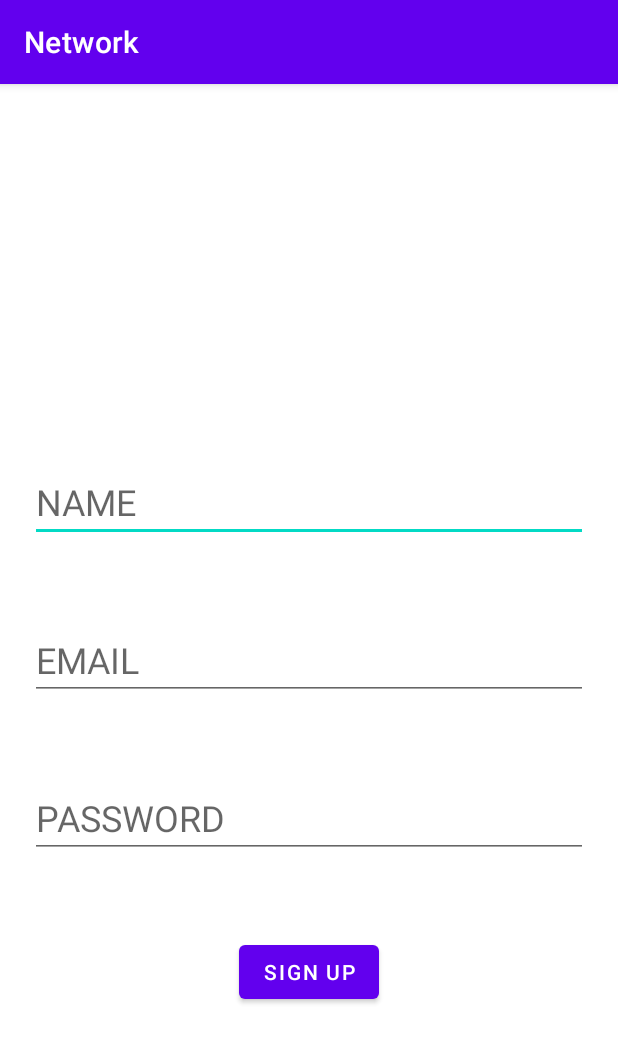
After one commit to MohitAswani/Network, an Android app: the Signup screen opened directly, with no data from a screen before it, on a phone screen of 412 x 824 dp. The commit adds this screen. Shown: the top 1043 px of the screen. Run offline under Robolectric (Android 15) with nearby library versions, the phone set to English and light mode, and no system bars.

Commit message:
Adding code

```diff
--- a/app/src/main/AndroidManifest.xml
+++ b/app/src/main/AndroidManifest.xml
@@ -10,6 +10,12 @@
         android:supportsRtl="true"
         android:theme="@style/Theme.Network">
         <activity
+            android:name=".Signup"
+            android:exported="false" />
+        <activity
+            android:name=".Login"
+            android:exported="false" />
+        <activity
             android:name=".MainActivity"
             android:exported="true">
             <intent-filter>
--- /dev/null
+++ b/app/src/main/java/com/example/network/Signup.kt
@@ -0,0 +1,11 @@
+package com.example.network
+
+import androidx.appcompat.app.AppCompatActivity
+import android.os.Bundle
+
+class Signup : AppCompatActivity() {
+    override fun onCreate(savedInstanceState: Bundle?) {
+        super.onCreate(savedInstanceState)
+        setContentView(R.layout.activity_signup)
+    }
+}
--- /dev/null
+++ b/app/src/main/res/layout/activity_signup.xml
@@ -0,0 +1,64 @@
+<?xml version="1.0" encoding="utf-8"?>
+<androidx.constraintlayout.widget.ConstraintLayout xmlns:android="http://schemas.android.com/apk/res/android"
+    xmlns:app="http://schemas.android.com/apk/res-auto"
+    xmlns:tools="http://schemas.android.com/tools"
+    android:layout_width="match_parent"
+    android:layout_height="match_parent"
+    tools:context=".Signup">
+
+    <EditText
+        android:id="@+id/edit_name"
+        android:layout_width="match_parent"
+        android:layout_height="wrap_content"
+        app:layout_constraintTop_toTopOf="parent"
+        app:layout_constraintBottom_toTopOf="@id/edit_email"
+        app:layout_constraintLeft_toLeftOf="parent"
+        app:layout_constraintRight_toRightOf="parent"
+        android:layout_marginStart="20dp"
+        android:layout_marginEnd="20dp"
+        android:hint="@string/name"
+        android:textSize="24sp"
+        android:layout_marginTop="200dp"
+        />
+
+    <EditText
+        android:id="@+id/edit_email"
+        android:layout_width="match_parent"
+        android:layout_height="wrap_content"
+        app:layout_constraintTop_toBottomOf="@id/edit_name"
+        app:layout_constraintBottom_toBottomOf="@id/edit_password"
+        app:layout_constraintLeft_toLeftOf="parent"
+        app:layout_constraintRight_toRightOf="parent"
+        android:layout_marginStart="20dp"
+        android:layout_marginEnd="20dp"
+        android:hint="@string/email"
+        android:textSize="24sp"
+        />
+
+    <EditText
+        android:id="@+id/edit_password"
+        android:layout_width="match_parent"
+        android:layout_height="wrap_content"
+        app:layout_constraintTop_toBottomOf="@id/edit_email"
+        app:layout_constraintBottom_toTopOf="@id/signup_button"
+        app:layout_constraintLeft_toLeftOf="parent"
+        app:layout_constraintRight_toRightOf="parent"
+        android:layout_marginStart="20dp"
+        android:layout_marginEnd="20dp"
+        android:hint="@string/password"
+        android:textSize="24sp"
+        />
+
+    <com.google.android.material.button.MaterialButton
+        android:id="@+id/signup_button"
+        android:layout_width="wrap_content"
+        android:layout_height="wrap_content"
+        android:text="@string/sign_up"
+        app:layout_constraintTop_toBottomOf="@id/edit_password"
+        app:layout_constraintLeft_toLeftOf="parent"
+        app:layout_constraintRight_toRightOf="parent"
+        app:layout_constraintBottom_toBottomOf="parent"
+        android:layout_marginBottom="100dp"
+        />
+
+</androidx.constraintlayout.widget.ConstraintLayout>
--- a/app/src/main/res/values/strings.xml
+++ b/app/src/main/res/values/strings.xml
@@ -1,3 +1,8 @@
 <resources>
     <string name="app_name">Network</string>
+    <string name="email">EMAIL</string>
+    <string name="password">PASSWORD</string>
+    <string name="log_in">LOG IN</string>
+    <string name="sign_up">SIGN UP</string>
+    <string name="name">NAME</string>
 </resources>
```
Also changed, not shown: app/build.gradle (+27 -0 lines), app/src/main/java/com/example/network/Login.kt (added, +11 -0 lines), app/src/main/res/layout/activity_login.xml (added, +62 -0 lines), build.gradle (+10 -2 lines).
